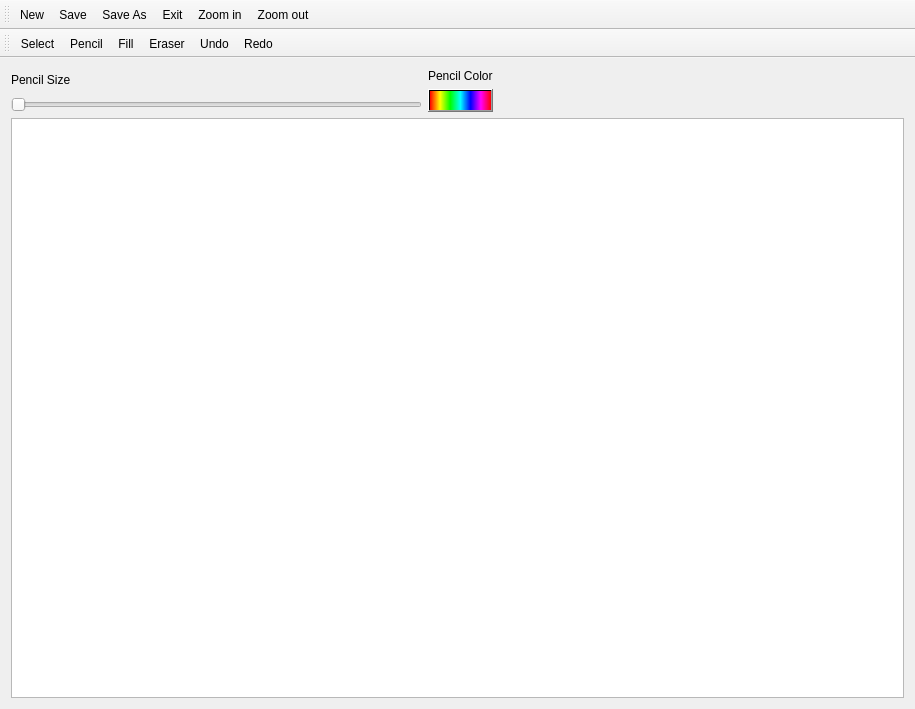
Old version of the form src/mainwindow.ui in the repository MATF-RS19/RS024-paint.
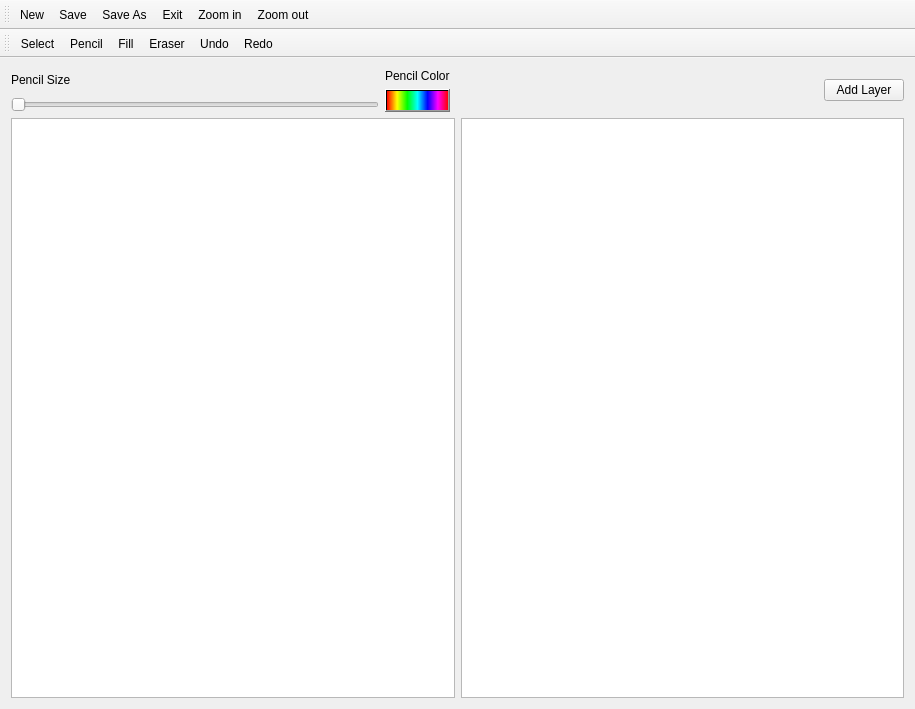
New version of the form. Icons and pictures are not drawn.

Diff of the .ui file:
```diff
--- a/src/mainwindow.ui
+++ b/src/mainwindow.ui
@@ -97,10 +97,34 @@
         </property>
        </spacer>
       </item>
+      <item>
+       <widget class="QPushButton" name="AddLayer">
+        <property name="text">
+         <string>Add Layer</string>
+        </property>
+       </widget>
+      </item>
      </layout>
     </item>
     <item>
-     <widget class="QGraphicsView" name="graphicsView"/>
+     <layout class="QHBoxLayout" name="horizontalLayout_3">
+      <item>
+       <widget class="QGraphicsView" name="graphicsView"/>
+      </item>
+      <item>
+       <widget class="QListWidget" name="listWidget">
+        <property name="enabled">
+         <bool>true</bool>
+        </property>
+        <property name="maximumSize">
+         <size>
+          <width>444</width>
+          <height>16777215</height>
+         </size>
+        </property>
+       </widget>
+      </item>
+     </layout>
     </item>
    </layout>
   </widget>
```
